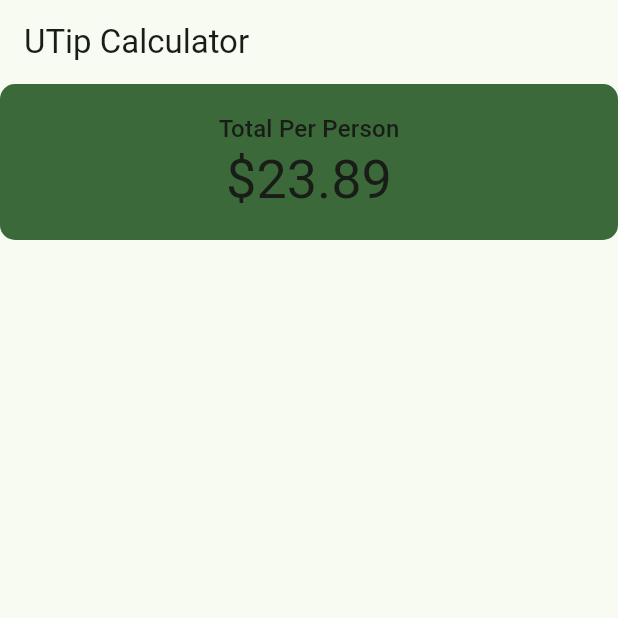
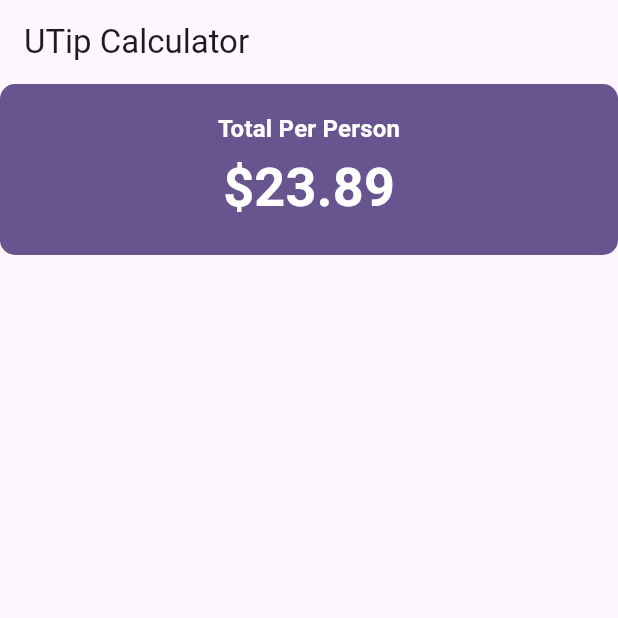
Before and after one commit to lightrao/p24_tip_calculator, a Flutter app: the screen it shows after launch, on a phone screen of 412 x 824 dp, the top half of it. Run offline on Flutter 3.47's test engine with Material 3 defaults, Android fonts, the phone set to English and light mode, and no system bars.

Commit message:
Refactoring Style and Finalizing the Top Widget

```diff
--- a/lib/main.dart
+++ b/lib/main.dart
@@ -10,11 +10,10 @@
   // This widget is the root of your application.
   @override
   Widget build(BuildContext context) {
-    print(context.widget);
     return MaterialApp(
       title: 'UTip Calculator',
       theme: ThemeData(
-        colorScheme: ColorScheme.fromSeed(seedColor: Colors.green),
+        colorScheme: ColorScheme.fromSeed(seedColor: Colors.deepPurple),
         useMaterial3: true,
       ),
       home: const UTip(),
@@ -32,8 +31,11 @@
 class _UTipState extends State<UTip> {
   @override
   Widget build(BuildContext context) {
-    print(context.widget);
     var theme = Theme.of(context);
+    final style = theme.textTheme.titleMedium!.copyWith(
+      color: theme.colorScheme.onPrimary,
+      fontWeight: FontWeight.bold,
+    );
 
     return Scaffold(
       appBar: AppBar(
@@ -49,11 +51,14 @@
                 children: [
                   Text(
                     'Total Per Person',
-                    style: theme.textTheme.titleMedium,
+                    style: style,
                   ),
                   Text(
                     '\$23.89',
-                    style: theme.textTheme.displaySmall,
+                    style: style.copyWith(
+                      color: theme.colorScheme.onPrimary,
+                      fontSize: theme.textTheme.displaySmall?.fontSize,
+                    ),
                   ),
                 ],
               ),
```
